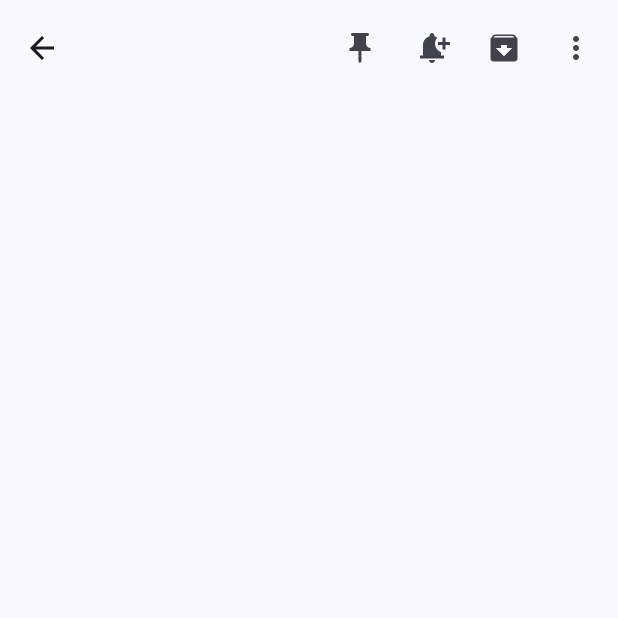
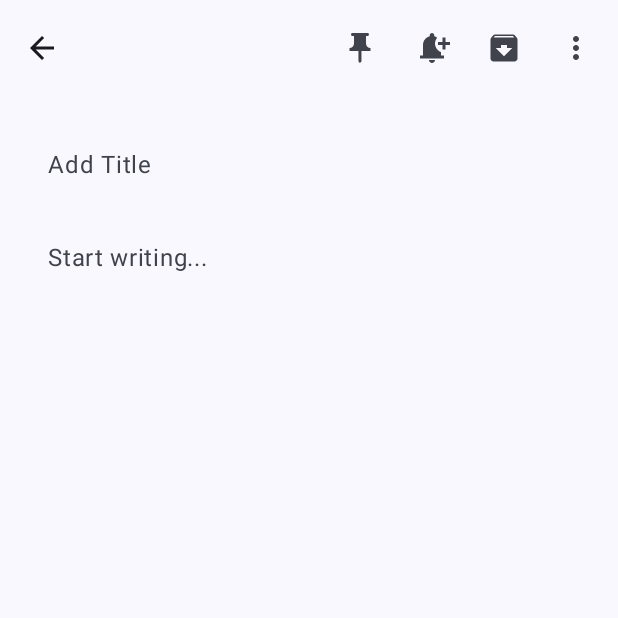
Before and after one commit to chrysophilist/Noteful, an Android app built with Jetpack Compose: the ActiveNoteScreen screen opened through its navigation route, on a phone screen of 412 x 824 dp, the top half of it. Run offline under Robolectric (Android 15) with nearby library versions, the phone set to English and light mode, and no system bars; our stand-ins replace Dagger/Hilt's generated code; libraries missing offline, so code that uses them is left out: androidx.hilt.lifecycle.

Commit message:
add placeholder to textFields

```diff
--- a/app/src/main/java/com/prince/noteful/ui/screens/ActiveNoteScreen.kt
+++ b/app/src/main/java/com/prince/noteful/ui/screens/ActiveNoteScreen.kt
@@ -112,6 +112,7 @@ fun ActiveNoteScreen(
             TextField(
                 value = titleInput,
                 onValueChange = { titleInput=it },
+                placeholder = {Text("Add Title")},
                 singleLine = true,
                 modifier = Modifier.fillMaxWidth(),
                 textStyle = MaterialTheme.typography.titleLarge,
@@ -129,6 +130,7 @@ fun ActiveNoteScreen(
             TextField(
                 value = contentInput,
                 onValueChange = { contentInput=it },
+                placeholder = {Text("Start writing...")},
                 singleLine = false,
                 maxLines = Int.MAX_VALUE,
                 modifier = Modifier
```
